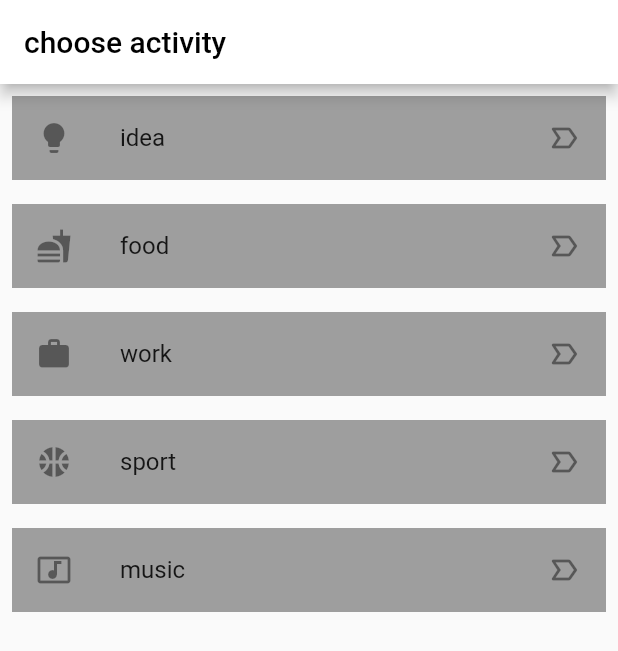
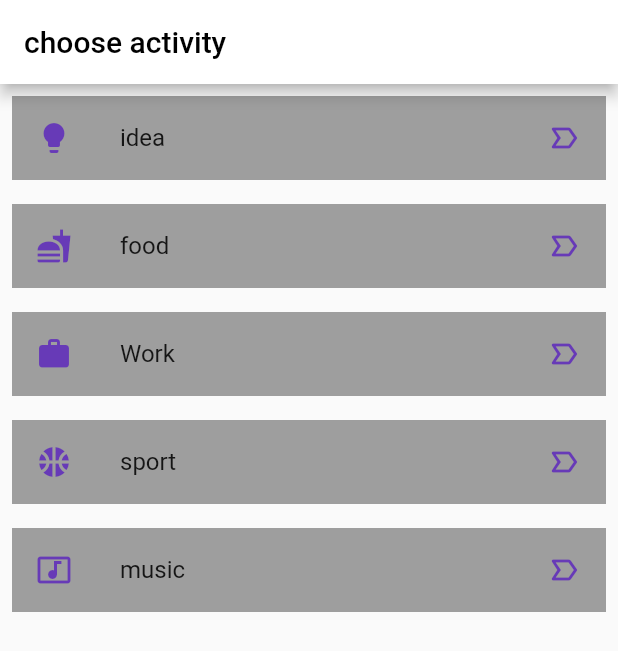
Before and after one commit to FatmaGomaaHassan/task2, a Flutter app: the screen it shows after launch, on a phone screen of 412 x 824 dp. Shown: the top 651 px of the screen. Run offline on Flutter 3.47's test engine with Material 2 defaults, Android fonts, the phone set to English and light mode, and no system bars.

Commit message:
first commit

```diff
--- a/lib/main.dart
+++ b/lib/main.dart
@@ -9,6 +9,7 @@ class HomeScreen extends StatelessWidget {
   Widget build(BuildContext context) {
     return MaterialApp(
       debugShowCheckedModeBanner: false,
+
       home: ListScreen(
 
 
@@ -42,7 +43,7 @@ class ListScreen extends StatelessWidget {
       iconb: Icons.label_important_outline_rounded,
     ),
     AFF(
-      textA: 'work',
+      textA: 'Work',
       iconk: Icons.work,
       iconb: Icons.label_important_outline_rounded,
     ),
@@ -91,10 +92,13 @@ class ListScreen extends StatelessWidget {
                 leading:
                 Icon(
                   myList[index].iconk,
+                  color: Colors.deepPurple,
 
                 ),
                 trailing: Icon(
                   myList[index].iconb,
+                  color: Colors.deepPurple,
+
                 ),
 
 
```
